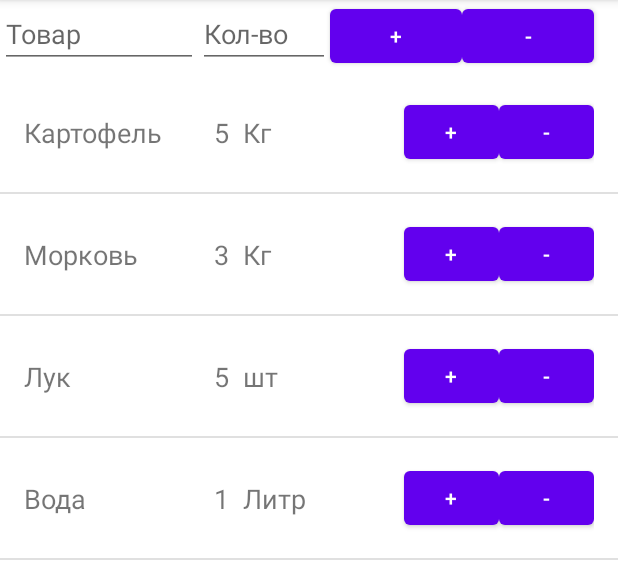
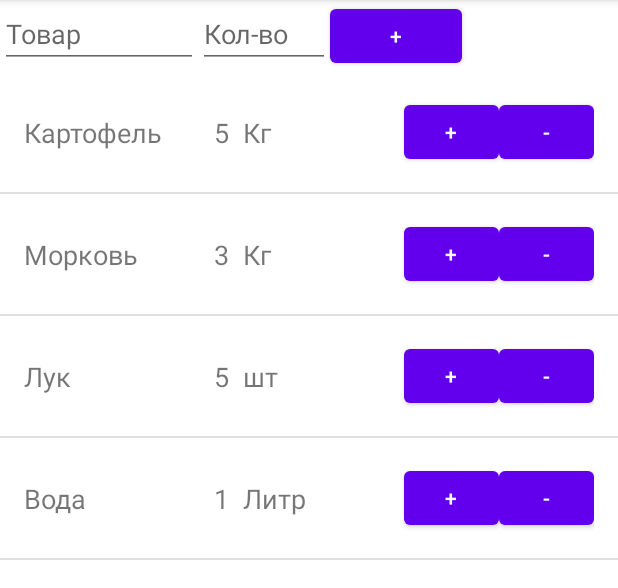
Before and after one commit to AndrewKhan1983/ProjectListShopingNew, an Android app: the screen it shows after launch (MainActivity), on a phone screen of 412 x 824 dp, the part 84-672 px from its top. Run offline under Robolectric (Android 15) with nearby library versions, the phone set to English and light mode, and no system bars.

```diff
--- a/app/src/main/java/com/example/projectlistshoping/MainActivity.java
+++ b/app/src/main/java/com/example/projectlistshoping/MainActivity.java
@@ -18,10 +18,17 @@ public class MainActivity extends AppCompatActivity {
     protected void onCreate(Bundle savedInstanceState) {
         super.onCreate(savedInstanceState);
         setContentView(R.layout.activity_main);
+        initDate();
 
-        initDate();
+        ProductAdapter.OnProductClickListener productClickListener = new ProductAdapter.OnProductClickListener() {
+            @Override
+            public void onProductClick(Product product, int position) {
+
+            }
+        };
+
         ListView listView = findViewById(R.id.productList);
-        ProductAdapter productAdapter = new ProductAdapter(this, R.layout.list_item, products);
+        ProductAdapter productAdapter = new ProductAdapter(this, R.layout.list_item, products,productClickListener);
         listView.setAdapter(productAdapter);
 
     }
--- a/app/src/main/java/com/example/projectlistshoping/ProductAdapter.java
+++ b/app/src/main/java/com/example/projectlistshoping/ProductAdapter.java
@@ -11,12 +11,17 @@ import android.widget.TextView;
 import java.util.ArrayList;
 
 public class ProductAdapter extends ArrayAdapter<Product> {
+    interface OnProductClickListener{
+        void onProductClick(Product product,int position);
+    }
+    public final OnProductClickListener onProductClickListener;
     public LayoutInflater inflater;
     public int layout;
     public ArrayList<Product> products;
 
-    ProductAdapter(Context context, int resource, ArrayList<Product> products) {
+    ProductAdapter(Context context, int resource, ArrayList<Product> products,OnProductClickListener onClickListener) {
         super(context, resource, products);
+        this.onProductClickListener = onClickListener;
         this.products = products;
         this.layout = resource;
         this.inflater = LayoutInflater.from(context);
@@ -35,6 +40,12 @@ public class ProductAdapter extends ArrayAdapter<Product> {
 
         viewHolder.nameView.setText(product.name);
         viewHolder.countView.setText(product.count + "  " + product.unit);
+        viewHolder.nameView.setOnClickListener(new View.OnClickListener() {
+            @Override
+            public void onClick(View view) {
+                onProductClickListener.onProductClick(product,position);
+            }
+        });
 
         viewHolder.addButton.setOnClickListener(new View.OnClickListener() {
             @Override
--- a/app/src/main/res/layout/activity_main.xml
+++ b/app/src/main/res/layout/activity_main.xml
@@ -43,16 +43,8 @@
         app:layout_constraintBottom_toTopOf="@id/productList"
         app:layout_constraintHorizontal_weight="2"
         app:layout_constraintLeft_toRightOf="@id/number"
-        app:layout_constraintRight_toLeftOf="@id/remove"
         app:layout_constraintTop_toTopOf="parent" />
 
-    <Button
-        android:id="@+id/remove"
-        android:layout_width="0dp"
-        android:layout_height="wrap_content"
-        android:text="-"
-        app:layout_constraintHorizontal_weight="2"
-        app:layout_constraintLeft_toRightOf="@id/add"
-        app:layout_constraintTop_toTopOf="parent" />
+
 
 </androidx.constraintlayout.widget.ConstraintLayout>
```
